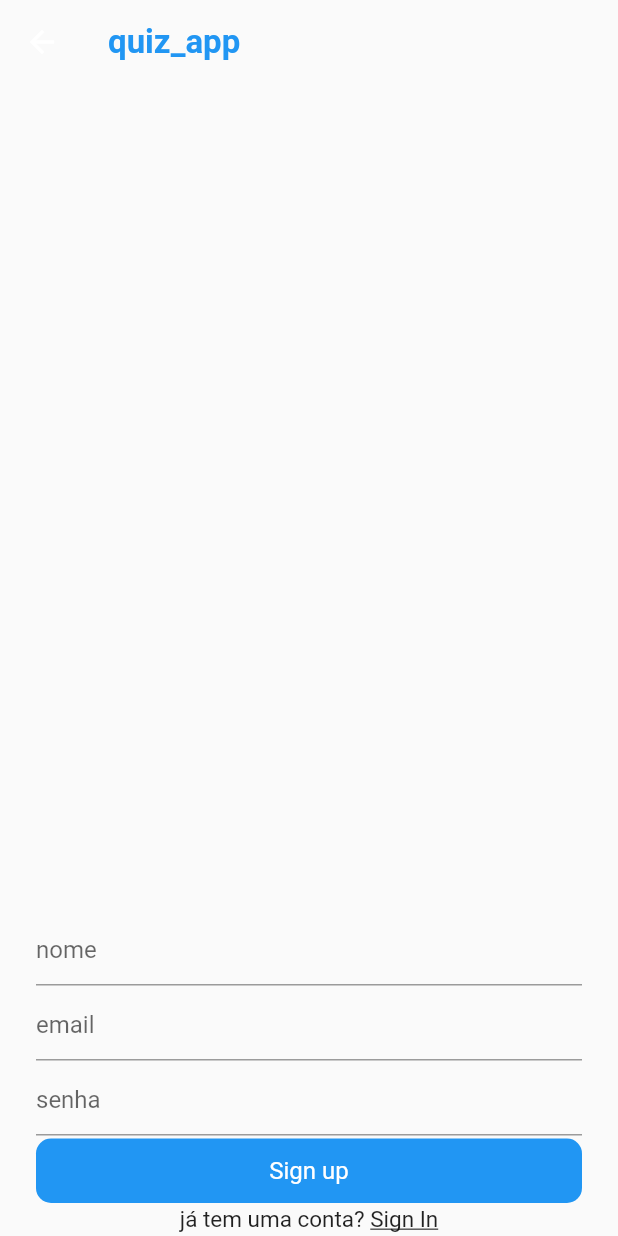
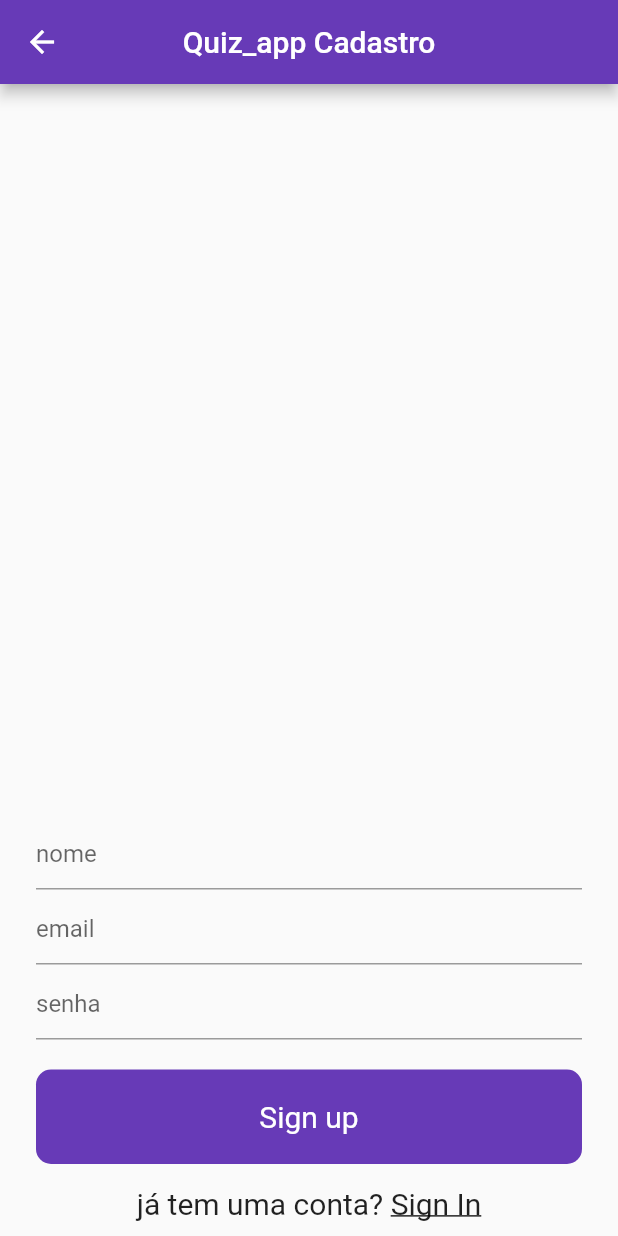
Before and after one commit to Francisco1988/projeto_quiz_app_FPA_2020, a Flutter app: the SignIn screen opened directly, after a tap on "Sign in", after a tap on "Sign Up", on a phone screen of 412 x 824 dp. Run offline on Flutter 3.47's test engine with Material 2 defaults, Android fonts, the light colour scheme and no system bars; our stand-ins replace firebase_auth; accounts and stored records are empty.

```diff
--- a/lib/sign.dart
+++ b/lib/sign.dart
@@ -3,6 +3,7 @@ import 'package:quiz_app/home.dart';
 import 'package:quiz_app/services/auth.dart';
 import 'package:quiz_app/signup.dart';
 import 'package:quiz_app/widgets/widgets.dart';
+import 'main.dart';
 
 class SignIn extends StatefulWidget {
   @override
@@ -28,7 +29,7 @@ class _SignInState extends State<SignIn> {
             _isLoading = false;
           });
           Navigator.pushReplacement(context, MaterialPageRoute(
-              builder: (context) => Home()
+              builder: (context) => StartPage()
           ));
         }
       });
@@ -39,19 +40,19 @@ class _SignInState extends State<SignIn> {
   Widget build(BuildContext context) {
     return Scaffold(
       appBar: AppBar(
-        title: appBar(context),
-       backgroundColor: Colors.transparent,
-        elevation: 0.0,
+        title: Text('Quiz_app'),
+        centerTitle:true,
+        backgroundColor: Colors.deepPurple,
       ),
       body: _isLoading ? Container(
         child: Center(
-          child: CircularProgressIndicator(),
+          child: CircularProgressIndicator(backgroundColor: Colors.orange,)
         ),
       ): Form(
         key: _formKey,
         child: Container(
           margin: EdgeInsets.symmetric(horizontal: 24),
-          child: Column (
+            child: Column (
             children: [
               Spacer(),
               TextFormField(
@@ -83,11 +84,11 @@ class _SignInState extends State<SignIn> {
                 child: Container(
                   padding: EdgeInsets.symmetric(vertical: 16),
                   decoration: BoxDecoration(
-                      color: Colors.blue, borderRadius: BorderRadius.circular(10)
+                      color: Colors.deepPurple, borderRadius: BorderRadius.circular(10)
                   ),
                   alignment: Alignment.center,
                   width: MediaQuery.of(context).size.width -48,
-                  child: Text ("Sign in", style: TextStyle(color: Colors.white, fontSize: 16),),
+                  child: Text ("Sign in", style: TextStyle(color: Colors.white, fontSize: 20),),
                 ),
               ),
               SizedBox(height: 20,),
@@ -95,14 +96,14 @@ class _SignInState extends State<SignIn> {
               Row(
                 mainAxisAlignment: MainAxisAlignment.center,
                 children: [
-                  Text("crie sua conta  ", style: TextStyle(fontSize: 15),),
+                  Text("crie sua conta  ", style: TextStyle(fontSize: 20),),
                   GestureDetector(
                       onTap: (){
                         Navigator.pushReplacement(context, MaterialPageRoute(
                             builder:(context) => SignUp()
                         ));
                       },
-                      child: Text("Sign Up", style: TextStyle(fontSize: 15, decoration: TextDecoration.underline),))
+                      child: Text("Sign Up", style: TextStyle(fontSize: 20, decoration: TextDecoration.underline),))
                 ],
               ),
               SizedBox(height: 13)
--- a/lib/signup.dart
+++ b/lib/signup.dart
@@ -30,7 +30,7 @@ class _SignUpState extends State<SignUp> {
           _isLoading =false;
         });
         Navigator.pushReplacement(context, MaterialPageRoute(
-          builder: (context)=> Home()
+          builder: (context)=> SignIn()
             ));
           }
         });
@@ -41,9 +41,9 @@ class _SignUpState extends State<SignUp> {
     Widget build(BuildContext context) {
     return Scaffold(
       appBar: AppBar(
-        title: appBar(context),
-        backgroundColor: Colors.transparent,
-        elevation: 0.0,
+        title: Text('Quiz_app Cadastro'),
+        centerTitle:true,
+        backgroundColor: Colors.deepPurple,
       ),
       body: _isLoading ? Container (
         child: Center(child: CircularProgressIndicator(),),
@@ -54,7 +54,6 @@ class _SignUpState extends State<SignUp> {
           child: Column (
             children: [
               Spacer(),
-
               TextFormField(
                 validator: (val){return val.isEmpty ? "Entre com o nome": null;},
                 decoration: InputDecoration(
@@ -86,37 +85,37 @@ class _SignUpState extends State<SignUp> {
                   senha=val;
                 },
               ),
-              SizedBox(height: 2,),
+              SizedBox(height: 20,),
               GestureDetector(
                 onTap: (){
                   signUp();
                 },
                 child: Container(
-                  padding: EdgeInsets.symmetric(vertical: 12),
+                  padding: EdgeInsets.symmetric(vertical: 20),
                   decoration: BoxDecoration(
-                      color: Colors.blue, borderRadius: BorderRadius.circular(10)
+                      color: Colors.deepPurple, borderRadius: BorderRadius.circular(10)
                   ),
                   alignment: Alignment.center,
                   width: MediaQuery.of(context).size.width -10,
-                  child: Text ("Sign up", style: TextStyle(color: Colors.white, fontSize: 16),),
+                  child: Text ("Sign up", style: TextStyle(color: Colors.white, fontSize: 20),),
 
                 ),
               ),
-              SizedBox(height: 2,),
+              SizedBox(height: 15,),
               Row(
                 mainAxisAlignment: MainAxisAlignment.center,
                 children: [
-                  Text("já tem uma conta? ", style: TextStyle(fontSize: 15),),
+                  Text("já tem uma conta? ", style: TextStyle(fontSize: 20),),
                   GestureDetector(
                     onTap: (){
                       Navigator.pushReplacement(context, MaterialPageRoute(
                           builder:(context) => SignIn()
                       ));
                     },
-                      child: Text("Sign In", style: TextStyle(fontSize: 15, decoration: TextDecoration.underline),))
+                      child: Text("Sign In", style: TextStyle(fontSize: 20, decoration: TextDecoration.underline),))
                 ],
               ),
-              SizedBox(height: 2)
+              SizedBox(height: 10)
 
             ],),
         ),
```
Also changed, not shown: lib/quizPage.dart (+4 -5 lines), lib/scorePage.dart (+18 -3 lines).
